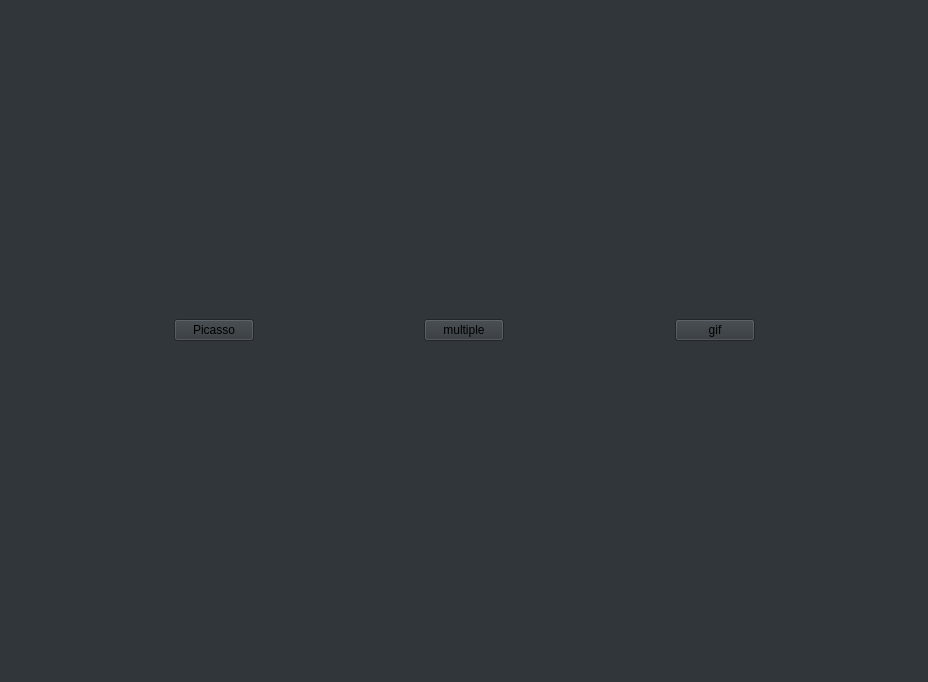
Above: gui/older/main_designed.ui from shwetankv1996/musical_picasso before the change. Below: the same form after it.
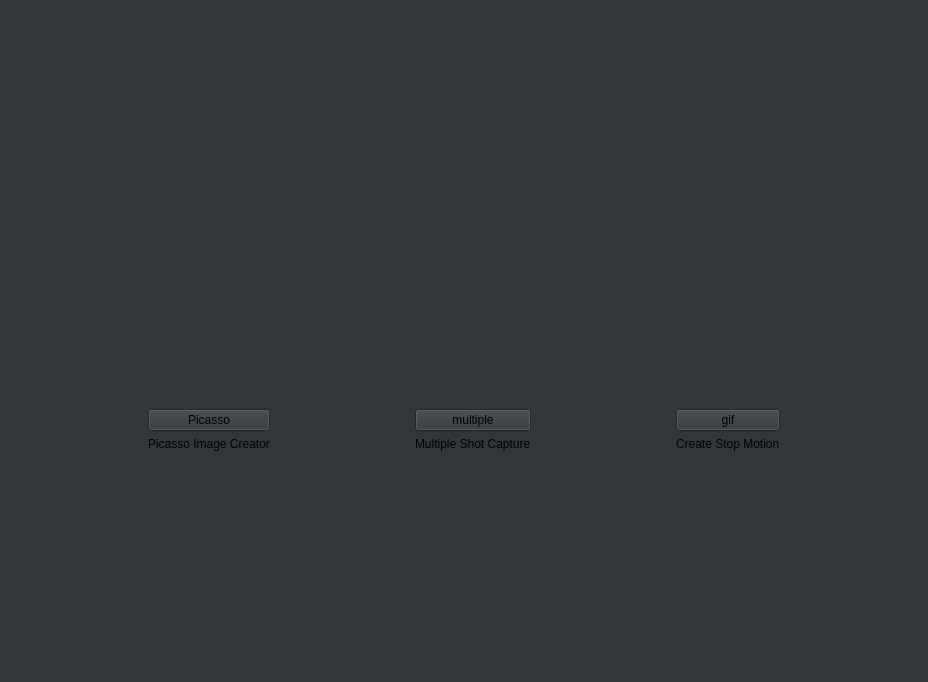
That is the form after the change.

Commit message: added label to main menu with spacing

The edit to the form file:
```diff
--- a/gui/older/main_designed.ui
+++ b/gui/older/main_designed.ui
@@ -23,67 +23,114 @@
    <layout class="QGridLayout" name="gridLayout_2">
     <item row="0" column="0">
      <layout class="QGridLayout" name="gridLayout">
-      <item row="0" column="0">
-       <spacer name="horizontalSpacer">
+      <item row="1" column="0">
+       <spacer name="verticalSpacer">
         <property name="orientation">
-         <enum>Qt::Horizontal</enum>
+         <enum>Qt::Vertical</enum>
         </property>
         <property name="sizeHint" stdset="0">
          <size>
-          <width>156</width>
-          <height>22</height>
+          <width>20</width>
+          <height>40</height>
          </size>
         </property>
        </spacer>
       </item>
-      <item row="0" column="1">
+      <item row="2" column="1">
        <widget class="QPushButton" name="pushButton_3">
         <property name="text">
          <string>Picasso</string>
         </property>
        </widget>
       </item>
-      <item row="0" column="2">
-       <spacer name="horizontalSpacer_2">
-        <property name="orientation">
-         <enum>Qt::Horizontal</enum>
-        </property>
-        <property name="sizeHint" stdset="0">
-         <size>
-          <width>155</width>
-          <height>22</height>
-         </size>
-        </property>
-       </spacer>
-      </item>
-      <item row="0" column="3">
+      <item row="2" column="3">
        <widget class="QPushButton" name="pushButton">
         <property name="text">
          <string>multiple</string>
         </property>
        </widget>
       </item>
-      <item row="0" column="4">
-       <spacer name="horizontalSpacer_3">
-        <property name="orientation">
-         <enum>Qt::Horizontal</enum>
-        </property>
-        <property name="sizeHint" stdset="0">
-         <size>
-          <width>156</width>
-          <height>22</height>
-         </size>
-        </property>
-       </spacer>
-      </item>
-      <item row="0" column="5">
+      <item row="2" column="5">
        <widget class="QPushButton" name="pushButton_2">
         <property name="text">
          <string>gif</string>
         </property>
        </widget>
       </item>
-      <item row="0" column="6">
+      <item row="3" column="3">
+       <widget class="QLabel" name="label_2">
+        <property name="text">
+         <string>Multiple Shot Capture</string>
+        </property>
+       </widget>
+      </item>
+      <item row="3" column="5">
+       <widget class="QLabel" name="label_3">
+        <property name="text">
+         <string>Create Stop Motion</string>
+        </property>
+       </widget>
+      </item>
+      <item row="3" column="1">
+       <widget class="QLabel" name="label">
+        <property name="text">
+         <string>Picasso Image Creator</string>
+        </property>
+       </widget>
+      </item>
+      <item row="2" column="2">
+       <spacer name="horizontalSpacer_2">
+        <property name="orientation">
+         <enum>Qt::Horizontal</enum>
+        </property>
+        <property name="sizeHint" stdset="0">
+         <size>
+          <width>155</width>
+          <height>22</height>
+         </size>
+        </property>
+       </spacer>
+      </item>
+      <item row="2" column="4">
+       <spacer name="horizontalSpacer_3">
+        <property name="orientation">
+         <enum>Qt::Horizontal</enum>
+        </property>
+        <property name="sizeHint" stdset="0">
+         <size>
+          <width>156</width>
+          <height>22</height>
+         </size>
+        </property>
+       </spacer>
+      </item>
+      <item row="4" column="2">
+       <spacer name="verticalSpacer_2">
+        <property name="orientation">
+         <enum>Qt::Vertical</enum>
+        </property>
+        <property name="sizeHint" stdset="0">
+         <size>
+          <width>20</width>
+          <height>40</height>
+         </size>
+        </property>
+       </spacer>
+      </item>
+      <item row="2" column="0">
+       <spacer name="horizontalSpacer">
+        <property name="orientation">
+         <enum>Qt::Horizontal</enum>
+        </property>
+        <property name="sizeHint" stdset="0">
+         <size>
+          <width>156</width>
+          <height>22</height>
+         </size>
+        </property>
+       </spacer>
+      </item>
+      <item row="2" column="6">
        <spacer name="horizontalSpacer_4">
         <property name="orientation">
          <enum>Qt::Horizontal</enum>
@@ -96,6 +143,19 @@
         </property>
        </spacer>
       </item>
+      <item row="0" column="0">
+       <spacer name="verticalSpacer_3">
+        <property name="orientation">
+         <enum>Qt::Vertical</enum>
+        </property>
+        <property name="sizeHint" stdset="0">
+         <size>
+          <width>20</width>
+          <height>40</height>
+         </size>
+        </property>
+       </spacer>
+      </item>
      </layout>
     </item>
    </layout>
```
The commit also changes 5 other files.
